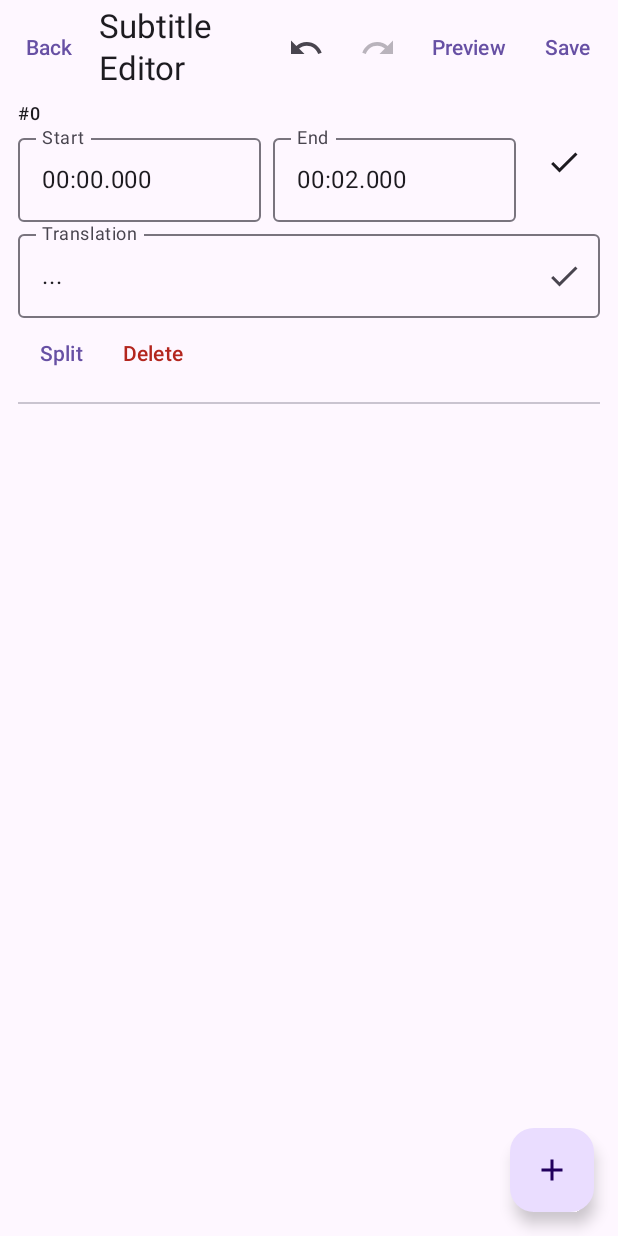
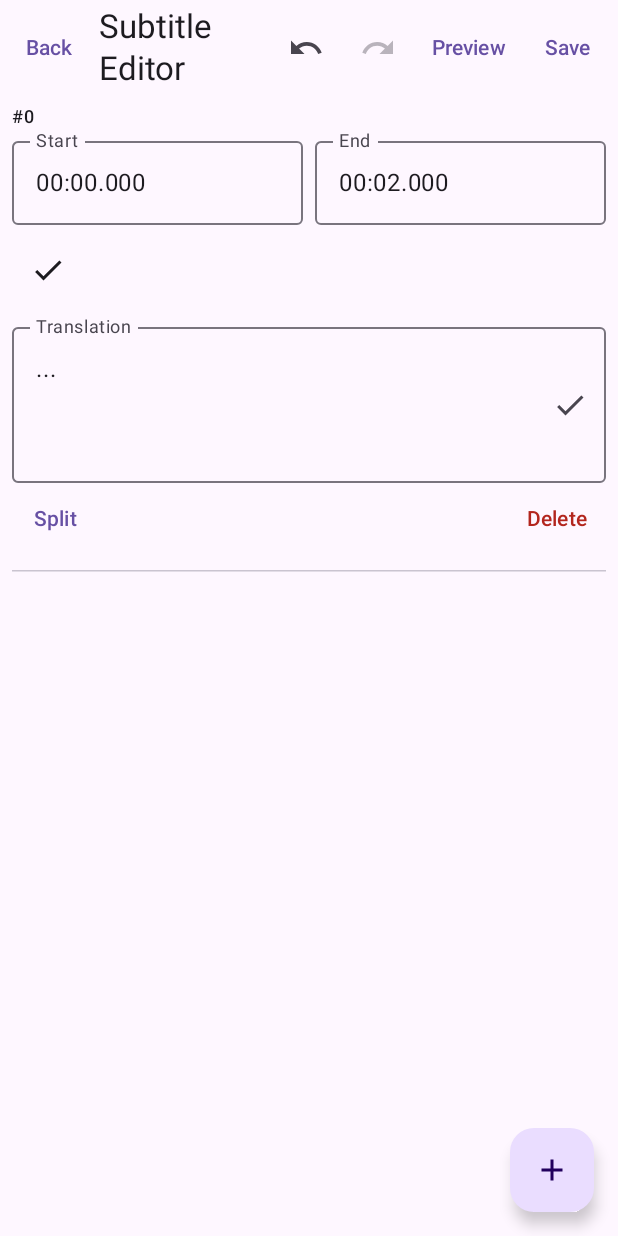
Before and after one commit to khahdihdz/vietsub, an Android app built with Jetpack Compose: the SubtitleEditorScreen screen opened through its navigation route, after a tap on "Add segment", on a phone screen of 412 x 824 dp. Run offline under Robolectric (Android 15) with nearby library versions, the light colour scheme and no system bars; libraries missing offline, so code that uses them is left out: com.arthenica.ffmpegkit; pictures from the network do not load; 1 statement that could not run was skipped.

Commit message:
feat(ui): make subtitle editor responsive

```diff
--- a/app/src/main/java/com/vietsub/ai/ui/screens/editor/SubtitleEditorScreen.kt
+++ b/app/src/main/java/com/vietsub/ai/ui/screens/editor/SubtitleEditorScreen.kt
@@ -8,6 +8,7 @@ import androidx.compose.material.icons.filled.*
 import androidx.compose.material3.*
 import androidx.compose.runtime.*
 import androidx.compose.ui.Modifier
+import androidx.compose.ui.platform.LocalConfiguration
 import androidx.compose.ui.unit.dp
 import androidx.lifecycle.viewmodel.compose.viewModel
 import com.vietsub.ai.domain.model.SubtitleSegment
@@ -23,6 +24,7 @@ fun SubtitleEditorScreen(
     viewModel: SubtitleEditorViewModel = viewModel()
 ) {
     val state by viewModel.uiState.collectAsState()
+    val wide = LocalConfiguration.current.screenWidthDp >= 600
 
     LaunchedEffect(Unit) { viewModel.load(initialSegments) }
 
@@ -32,48 +34,34 @@ fun SubtitleEditorScreen(
                 title = { Text("Subtitle Editor") },
                 navigationIcon = { TextButton(onClick = onBack) { Text("Back") } },
                 actions = {
-                    IconButton(onClick = viewModel::undo, enabled = state.canUndo) {
-                        Icon(Icons.Default.Undo, contentDescription = "Undo")
-                    }
-                    IconButton(onClick = viewModel::redo, enabled = state.canRedo) {
-                        Icon(Icons.Default.Redo, contentDescription = "Redo")
-                    }
+                    IconButton(onClick = viewModel::undo, enabled = state.canUndo) { Icon(Icons.Default.Undo, contentDescription = "Undo") }
+                    IconButton(onClick = viewModel::redo, enabled = state.canRedo) { Icon(Icons.Default.Redo, contentDescription = "Redo") }
                     TextButton(onClick = onPreview) { Text("Preview") }
-                    TextButton(onClick = {
-                        onSave(state.segments)
-                        viewModel.markSaved("Đã lưu")
-                    }) { Text("Save") }
+                    TextButton(onClick = { onSave(state.segments); viewModel.markSaved("Đã lưu") }) { Text("Save") }
                 }
             )
         },
-        floatingActionButton = {
-            FloatingActionButton(onClick = { viewModel.addSegment(state.segments.lastOrNull()?.id) }) {
-                Icon(Icons.Default.Add, contentDescription = "Add segment")
-            }
-        }
+        floatingActionButton = { FloatingActionButton(onClick = { viewModel.addSegment(state.segments.lastOrNull()?.id) }) { Icon(Icons.Default.Add, contentDescription = "Add segment") } }
     ) { padding ->
         state.saveMessage?.let {
-            LaunchedEffect(it) {
-                kotlinx.coroutines.delay(1500)
-                viewModel.clearSaveMessage()
-            }
+            LaunchedEffect(it) { kotlinx.coroutines.delay(1500); viewModel.clearSaveMessage() }
         }
-
-        LazyColumn(modifier = Modifier.padding(padding).fillMaxSize().padding(horizontal = 12.dp)) {
+        LazyColumn(
+            modifier = Modifier.padding(padding).fillMaxSize().padding(horizontal = if (wide) 24.dp else 8.dp),
+            verticalArrangement = Arrangement.spacedBy(4.dp)
+        ) {
             items(state.segments, key = { it.id }) { seg ->
                 SegmentEditorRow(
                     segment = seg,
                     nextSegmentId = state.segments.getOrNull(state.segments.indexOf(seg) + 1)?.id,
+                    wide = wide,
                     onTextChange = { viewModel.editText(seg.id, it) },
                     onTimestampChange = { start, end -> viewModel.editTimestamp(seg.id, start, end) },
-                    onSplit = { charIndex ->
-                        val mid = (seg.startMs + seg.endMs) / 2
-                        viewModel.split(seg.id, charIndex, mid)
-                    },
+                    onSplit = { charIndex -> viewModel.split(seg.id, charIndex, (seg.startMs + seg.endMs) / 2) },
                     onMergeWithNext = { nextId -> viewModel.merge(seg.id, nextId) },
                     onDelete = { viewModel.delete(seg.id) }
                 )
-                Divider(modifier = Modifier.padding(vertical = 4.dp))
+                HorizontalDivider(modifier = Modifier.padding(vertical = 4.dp))
             }
         }
     }
@@ -83,6 +71,7 @@ fun SubtitleEditorScreen(
 private fun SegmentEditorRow(
     segment: SubtitleSegment,
     nextSegmentId: Int?,
+    wide: Boolean,
     onTextChange: (String) -> Unit,
     onTimestampChange: (Long, Long) -> Unit,
     onSplit: (Int) -> Unit,
@@ -93,51 +82,54 @@ private fun SegmentEditorRow(
     var startText by remember(segment.id, segment.startMs) { mutableStateOf(formatMs(segment.startMs)) }
     var endText by remember(segment.id, segment.endMs) { mutableStateOf(formatMs(segment.endMs)) }
 
-    Column(modifier = Modifier.fillMaxWidth().padding(vertical = 4.dp)) {
+    Column(Modifier.fillMaxWidth().padding(vertical = 6.dp)) {
         Text("#${segment.id}", style = MaterialTheme.typography.labelMedium)
-
-        Row(horizontalArrangement = Arrangement.spacedBy(8.dp)) {
-            OutlinedTextField(
-                value = startText,
-                onValueChange = { startText = it },
-                label = { Text("Start") },
-                modifier = Modifier.weight(1f),
-                singleLine = true
-            )
-            OutlinedTextField(
-                value = endText,
-                onValueChange = { endText = it },
-                label = { Text("End") },
-                modifier = Modifier.weight(1f),
-                singleLine = true
-            )
-            IconButton(onClick = {
-                val s = parseMs(startText) ?: segment.startMs
-                val e = parseMs(endText) ?: segment.endMs
-                if (e > s) onTimestampChange(s, e)
-            }) { Icon(Icons.Default.Check, contentDescription = "Apply timestamp") }
+        if (wide) {
+            Row(Modifier.fillMaxWidth(), horizontalArrangement = Arrangement.spacedBy(8.dp)) {
+                TimestampField(startText, { startText = it }, "Start", Modifier.weight(1f))
+                TimestampField(endText, { endText = it }, "End", Modifier.weight(1f))
+                ApplyTimestampButton(startText, endText, segment, onTimestampChange)
+            }
+        } else {
+            Column(verticalArrangement = Arrangement.spacedBy(6.dp)) {
+                Row(Modifier.fillMaxWidth(), horizontalArrangement = Arrangement.spacedBy(8.dp)) {
+                    TimestampField(startText, { startText = it }, "Start", Modifier.weight(1f))
+                    TimestampField(endText, { endText = it }, "End", Modifier.weight(1f))
+                }
+                ApplyTimestampButton(startText, endText, segment, onTimestampChange)
+            }
         }
 
         OutlinedTextField(
             value = text,
             onValueChange = { text = it },
-            modifier = Modifier.fillMaxWidth(),
+            modifier = Modifier.fillMaxWidth().padding(top = 6.dp),
             label = { Text("Translation") },
-            trailingIcon = {
-                IconButton(onClick = { onTextChange(text) }) {
-                    Icon(Icons.Default.Check, contentDescription = "Apply text")
-                }
-            }
+            minLines = if (wide) 2 else 3,
+            trailingIcon = { IconButton(onClick = { onTextChange(text) }) { Icon(Icons.Default.Check, contentDescription = "Apply text") } }
         )
 
-        Row {
+        Row(Modifier.fillMaxWidth(), horizontalArrangement = Arrangement.spacedBy(4.dp)) {
             TextButton(onClick = { onSplit(text.length / 2) }) { Text("Split") }
-            if (nextSegmentId != null) {
-                TextButton(onClick = { onMergeWithNext(nextSegmentId) }) { Text("Merge next") }
-            }
+            if (nextSegmentId != null) TextButton(onClick = { onMergeWithNext(nextSegmentId) }) { Text("Merge next") }
+            Spacer(Modifier.weight(1f))
             TextButton(onClick = onDelete) { Text("Delete", color = MaterialTheme.colorScheme.error) }
         }
     }
+}
+
+@Composable
+private fun TimestampField(value: String, onValueChange: (String) -> Unit, label: String, modifier: Modifier) {
+    OutlinedTextField(value = value, onValueChange = onValueChange, label = { Text(label) }, modifier = modifier, singleLine = true)
+}
+
+@Composable
+private fun ApplyTimestampButton(start: String, end: String, segment: SubtitleSegment, onTimestampChange: (Long, Long) -> Unit) {
+    IconButton(onClick = {
+        val s = parseMs(start) ?: segment.startMs
+        val e = parseMs(end) ?: segment.endMs
+        if (e > s) onTimestampChange(s, e)
+    }) { Icon(Icons.Default.Check, contentDescription = "Apply timestamp") }
 }
 
 private fun formatMs(ms: Long): String {
@@ -147,7 +139,6 @@ private fun formatMs(ms: Long): String {
     return String.format(Locale.US, "%02d:%02d.%03d", m, s, millis)
 }
 
-/** Parse "mm:ss.mmm" -> ms. Tra ve null neu sai dinh dang thay vi bien thanh 0 gay mat du lieu. */
 private fun parseMs(input: String): Long? {
     val regex = Regex("""^(\d+):(\d{1,2})\.(\d{1,3})$""")
     val match = regex.find(input.trim()) ?: return null
```
